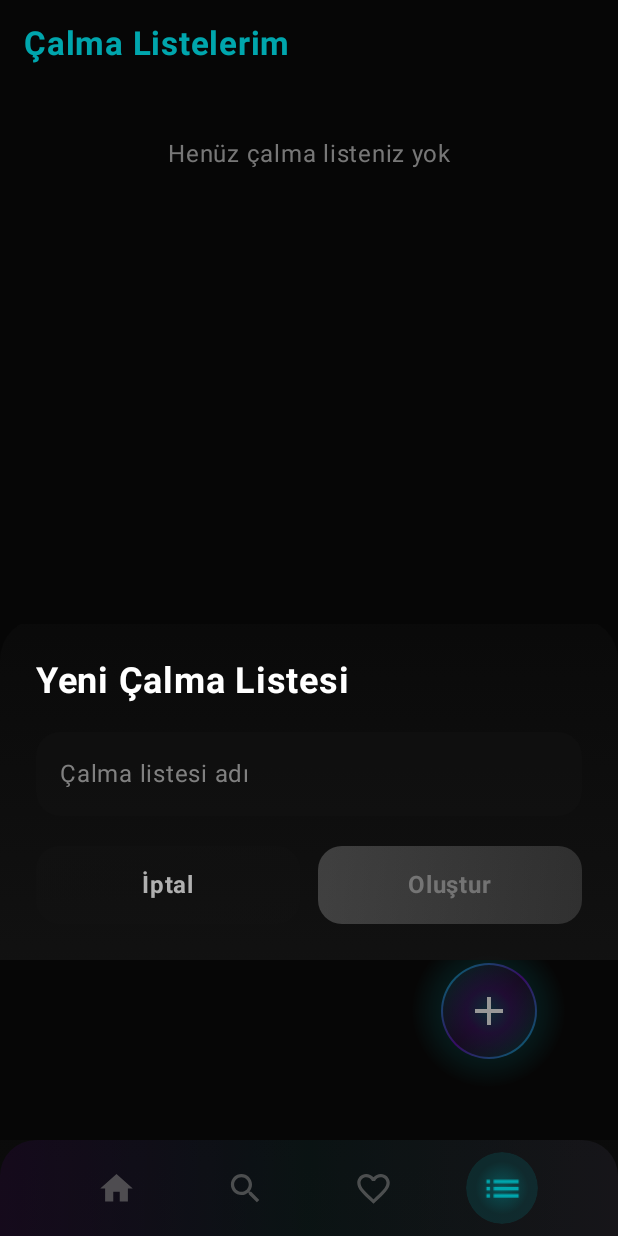
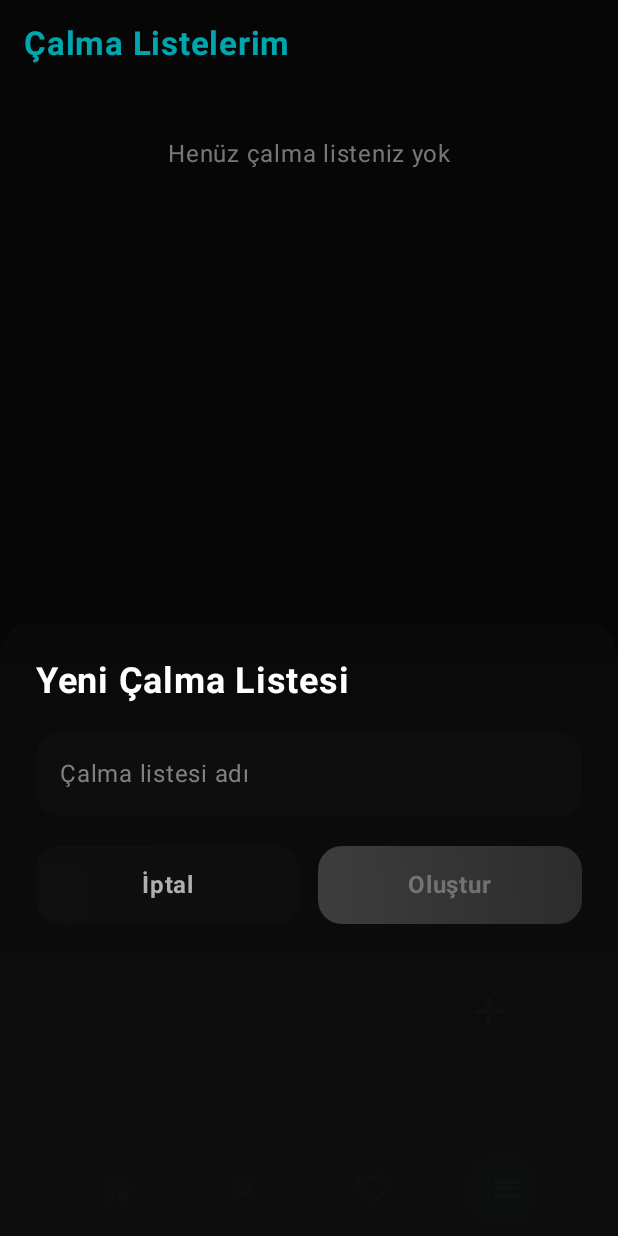
Before and after one commit to dilarakiraz/Beatify, an Android app built with Jetpack Compose: the PlaylistsScreen screen opened through its navigation route, after a tap on "Yeni çalma listesi oluştur", on a phone screen of 412 x 824 dp. Run offline under Robolectric (Android 15) with nearby library versions, the phone set to English and light mode, and no system bars; our stand-ins replace Dagger/Hilt's generated code, Room's generated code; libraries missing offline, so code that uses them is left out: com.google.android.exoplayer2; pictures from the network do not load; 3 statements that could not run were skipped.

Commit message:
bottom sheet düzenleme

```diff
--- a/app/src/main/java/com/dilara/beatify/presentation/ui/components/common/CreatePlaylistDialog.kt
+++ b/app/src/main/java/com/dilara/beatify/presentation/ui/components/common/CreatePlaylistDialog.kt
@@ -3,7 +3,9 @@ package com.dilara.beatify.presentation.ui.components.common
 import androidx.compose.foundation.layout.Arrangement
 import androidx.compose.foundation.layout.Column
 import androidx.compose.foundation.layout.Row
+import androidx.compose.foundation.layout.Spacer
 import androidx.compose.foundation.layout.fillMaxWidth
+import androidx.compose.foundation.layout.fillMaxHeight
 import androidx.compose.foundation.layout.padding
 import androidx.compose.foundation.shape.RoundedCornerShape
 import androidx.compose.foundation.text.KeyboardActions
@@ -39,7 +41,8 @@ fun CreatePlaylistDialog(
         Column(
             modifier = Modifier
                 .fillMaxWidth()
-                .padding(24.dp),
+                .fillMaxHeight()
+                .padding(horizontal = 24.dp, vertical = 24.dp),
             verticalArrangement = Arrangement.spacedBy(20.dp)
         ) {
             Text(
@@ -103,6 +106,8 @@ fun CreatePlaylistDialog(
                     enabled = playlistName.isNotBlank()
                 )
             }
+
+            Spacer(modifier = Modifier.padding(bottom = 48.dp))
         }
     }
 }
```
